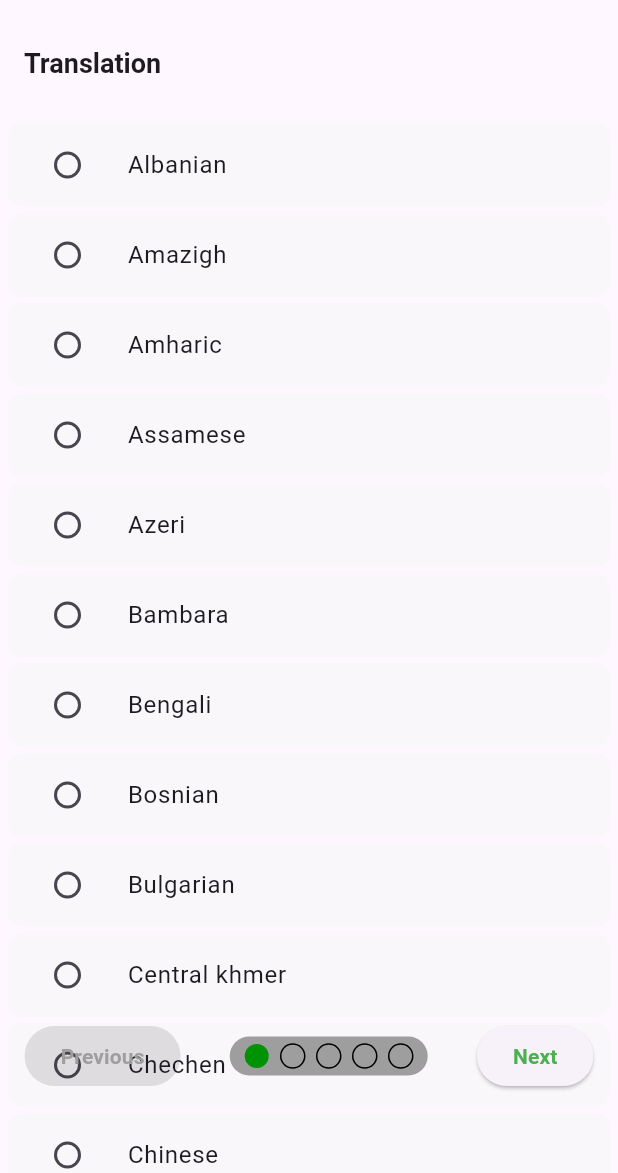
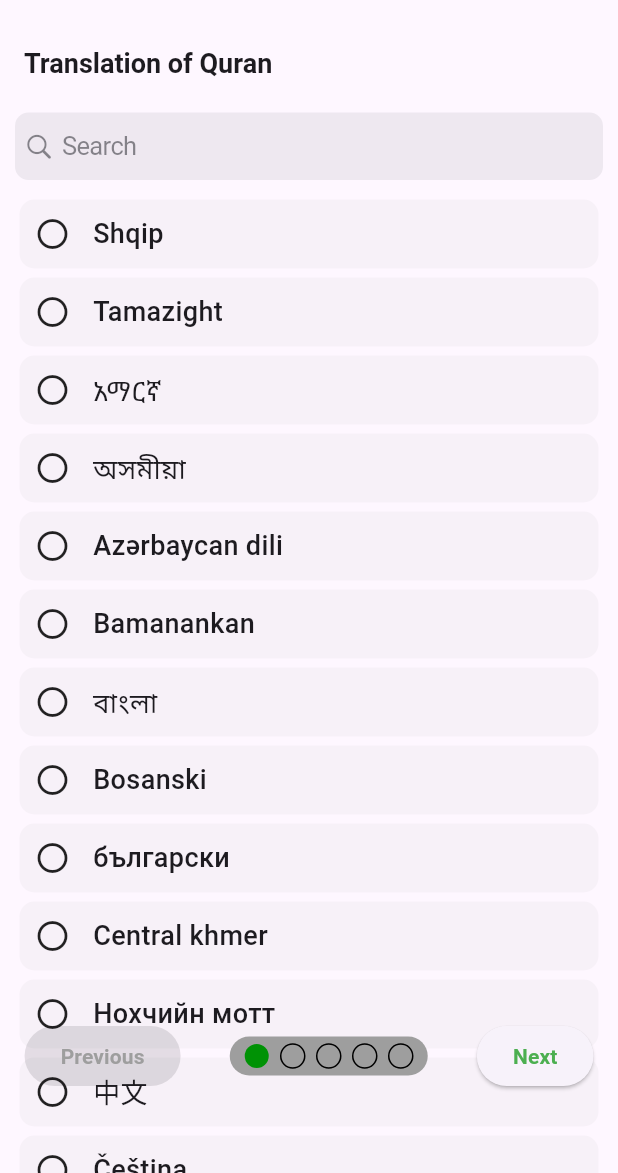
Before and after one commit to IsmailHosenIsmailJames/al_bayan_quran, a Flutter app: the screen it shows after launch, on a phone screen of 412 x 824 dp, the part 63-1236 px from its top. Run offline on Flutter 3.47's test engine with Material 3 defaults, Android fonts, the phone set to English and light mode, and no system bars; drawn by our look-alikes of smooth_page_indicator; our stand-ins replace appwrite, connectivity_plus, email_validator, flutter_widget_from_html_core, fluttertoast, font_awesome_flutter and 8 more; missing offline and left inert: clipboard; accounts and stored records are empty.

Commit message:
pakage upgraded and search field added when choice translation_language

```diff
--- a/lib/collect_info/collect_info_desktop.dart
+++ b/lib/collect_info/collect_info_desktop.dart
@@ -54,7 +54,7 @@
                   infoController.tafseerBookIndex.value != -1 &&
                   infoController.tafseerIndex.value != -1 &&
                   infoController.bookNameIndex.value != -1 &&
-                  infoController.selectedOptionTranslation.value != -1)
+                  infoController.selectedOptionTranslationIndex.value != -1)
               ? () async {
                   {
                     Map<String, String> info = {
@@ -119,7 +119,7 @@
         children: [
           const Expanded(flex: 3, child: TranslationLanguage()),
           Obx(() {
-            if (infoController.selectedOptionTranslation.value != -1) {
+            if (infoController.selectedOptionTranslationIndex.value != -1) {
               return const Expanded(flex: 4, child: ChoiceTranslationBook());
             } else {
               return const SizedBox();
--- a/lib/collect_info/collect_info_mobile.dart
+++ b/lib/collect_info/collect_info_mobile.dart
@@ -154,7 +154,7 @@
                 ElevatedButton(
                   onPressed: () async {
                     if (pageController.page! == 0) {
-                      if (infoController.selectedOptionTranslation.value ==
+                      if (infoController.selectedOptionTranslationIndex.value ==
                           -1) {
                         showTwoestedMessage(
                             "Please Select Quran Translation Language");
@@ -183,7 +183,7 @@
                           infoController.tafseerBookIndex.value != -1 &&
                           infoController.tafseerIndex.value != -1 &&
                           infoController.bookNameIndex.value != -1 &&
-                          infoController.selectedOptionTranslation.value !=
+                          infoController.selectedOptionTranslationIndex.value !=
                               -1) {
                         Map<String, String> info = {
                           "translation_language":
--- a/lib/collect_info/getx/get_controller.dart
+++ b/lib/collect_info/getx/get_controller.dart
@@ -1,7 +1,7 @@
 import 'package:get/get.dart';
 
 class InfoController extends GetxController {
-  RxInt selectedOptionTranslation = (-1).obs;
+  RxInt selectedOptionTranslationIndex = (-1).obs;
   RxString translationLanguage = "null".obs;
   RxString bookIDTranslation = "-1".obs;
   RxInt bookNameIndex = (-1).obs;
--- a/lib/collect_info/pages/choice_tranlation_book.dart
+++ b/lib/collect_info/pages/choice_tranlation_book.dart
@@ -65,7 +65,7 @@
                 ? const CircularProgressIndicator()
                 : TextButton.icon(
                     onPressed: () async {
-                      if (infoController.selectedOptionTranslation.value !=
+                      if (infoController.selectedOptionTranslationIndex.value !=
                           -1) {
                         final dataBoox = Hive.box("data");
                         final infoBox = Hive.box("info");
--- a/lib/collect_info/pages/translation_language.dart
+++ b/lib/collect_info/pages/translation_language.dart
@@ -1,6 +1,7 @@
 import 'package:al_bayan_quran/collect_info/pages/choice_tranlation_book.dart';
 import 'package:flutter/cupertino.dart';
 import 'package:flutter/material.dart';
+import 'package:gap/gap.dart';
 import 'package:get/get.dart';
 
 import '../../api/some_api_response.dart';
@@ -20,6 +21,7 @@
     Set<String> temLangauge = {};
     for (int index = 0; index < allTranslationLanguage.length; index++) {
       String langName = "${allTranslationLanguage[index]["language_name"]}";
+      // if()
       String tem = langName[0];
       tem = tem.toUpperCase();
       langName = tem + langName.substring(1);
@@ -46,13 +48,83 @@
 
   final translationLanguageController = Get.put(InfoController());
 
+  Map<String, String> nativeName = {
+    "Albanian": "Shqip",
+    "Amazigh": "Tamazight",
+    "Amharic": "አማርኛ",
+    "Assamese": "অসমীয়া",
+    "Azeri": "Azərbaycan dili",
+    "Bambara": "Bamanankan",
+    "Bengali": "বাংলা",
+    "Bosnian": "Bosanski",
+    "Bulgarian": "български",
+    "Central Khmer": "ភាសាខ្មែរ",
+    "Chechen": "Нохчийн мотт",
+    "Chinese": "中文",
+    "Czech": "Čeština",
+    "Dari": "دری",
+    "Divehi": "ދިވެހި",
+    "Dutch": "Nederlands",
+    "English": "English",
+    "Finnish": "Suomi",
+    "French": "Français",
+    "Ganda": "Luganda",
+    "German": "Deutsch",
+    "Gujarati": "ગુજરાતી",
+    "Hausa": "Hausa",
+    "Hebrew": "עברית",
+    "Hindi": "हिन्दी",
+    "Indonesian": "Bahasa Indonesia",
+    "Italian": "Italiano",
+    "Japanese": "日本語",
+    "Kannada": "ಕನ್ನಡ",
+    "Kazakh": "Қазақ тілі",
+    "Kinyarwanda": "Ikinyarwanda",
+    "Korean": "한국어",
+    "Kurdish": "Kurdî",
+    "Malay": "Bahasa Melayu",
+    "Malayalam": "മലയാളം",
+    "Maranao": "Mëranaw",
+    "Marathi": "मराठी",
+    "Nepali": "नेपाली",
+    "Norwegian": "Norsk",
+    "Oromo": "Afaan Oromoo",
+    "Pashto": "پښتو",
+    "Persian": "فارسی",
+    "Polish": "Polski",
+    "Portuguese": "Português",
+    "Romanian": "Română",
+    "Russian": "Русский",
+    "Sindhi": "سنڌي",
+    "Sinhala": "සිංහල",
+    "Somali": "Soomaaliga",
+    "Spanish": "Español",
+    "Swahili": "Kiswahili",
+    "Swedish": "Svenska",
+    "Tagalog": "Tagalog",
+    "Tajik": "Тоҷикӣ",
+    "Tamil": "தமிழ்",
+    "Tatar": "Татарча",
+    "Telugu": "తెలుగు",
+    "Thai": "ไทย",
+    "Turkish": "Türkçe",
+    "Uighur": "Uyghurche",
+    "Ukrainian": "Українська",
+    "Urdu": "اردو",
+    "Uzbek": "O‘zbekcha",
+    "Vietnamese": "Tiếng Việt",
+    "Yoruba": "Yorùbá"
+  };
+
+  String searchText = "";
+
   @override
   Widget build(BuildContext context) {
     setValue();
     return Scaffold(
       appBar: AppBar(
         title: const Text(
-          "Translation",
+          "Translation of Quran",
           style: TextStyle(fontWeight: FontWeight.bold, fontSize: 18),
         ),
         actions: [
@@ -81,49 +153,97 @@
             )
         ],
       ),
-      body: ListView.builder(
+      body: Column(
+        children: [
+          Container(
+            padding: const EdgeInsets.only(top: 5, left: 10, right: 10),
+            height: 50,
+            child: CupertinoSearchTextField(
+              onChanged: (value) {
+                value = value.toLowerCase();
+                Set<String> languageSetForSearch = {};
+                for (var e in language) {
+                  if (e.toLowerCase().contains(value)) {
+                    languageSetForSearch.add(e);
+                  }
+                }
+                nativeName.forEach(
+                  (key, v) {
+                    if (v.toLowerCase().contains(value)) {
+                      languageSetForSearch.add(key);
+                    }
+                  },
+                );
+                List<String> tem = languageSetForSearch.toList();
+                tem.sort();
+
+                setState(() {
+                  language = tem;
+                });
+              },
+            ),
+          ),
+          Expanded(
+            child: ListView.builder(
               scrollDirection: Axis.vertical,
-        padding: const EdgeInsets.only(bottom: 100, top: 10, left: 3, right: 3),
+              padding: const EdgeInsets.only(
+                  bottom: 100, top: 10, left: 10, right: 10),
               itemCount: language.length,
               itemBuilder: (context, index) {
                 return GestureDetector(
                   onTap: () {
                     int value = index;
-              translationLanguageController.selectedOptionTranslation.value =
-                  value;
+                    translationLanguageController
+                        .selectedOptionTranslationIndex.value = value;
                     translationLanguageController.translationLanguage.value =
                         language[value];
                   },
                   behavior: HitTestBehavior.translucent,
-            child: Container(
-              margin: const EdgeInsets.all(2),
+                  child: Obx(
+                    () => Container(
+                      margin: const EdgeInsets.all(3),
+                      padding: const EdgeInsets.all(10),
                       decoration: BoxDecoration(
                         borderRadius: BorderRadius.circular(10),
-                color: const Color.fromARGB(10, 145, 255, 160),
+                        color: Colors.grey.withOpacity(0.07),
                       ),
-              child: ListTile(
-                title: Text(
-                  language[index],
+                      child: Row(
+                        children: [
+                          translationLanguageController
+                                      .translationLanguage.value ==
+                                  language[index]
+                              ? const Icon(
+                                  Icons.radio_button_checked,
+                                  color: Colors.green,
+                                )
+                              : const Icon(
+                                  Icons.radio_button_unchecked,
                                 ),
-                leading: Obx(
-                  () => Radio(
-                    activeColor: Colors.green,
-                    value: index,
-                    groupValue: translationLanguageController
-                        .selectedOptionTranslation.value,
-                    onChanged: (value) {
-                      translationLanguageController
-                          .selectedOptionTranslation.value = value!;
-                      translationLanguageController.translationLanguage.value =
-                          language[value];
-                    },
+                          const Gap(15),
+                          Text(
+                            nativeName.keys.contains(language[index])
+                                ? nativeName[language[index]] ?? ""
+                                : language[index],
+                            style: TextStyle(
+                              fontSize: 18,
+                              fontWeight: FontWeight.w500,
+                              color: translationLanguageController
+                                          .translationLanguage.value ==
+                                      language[index]
+                                  ? Colors.green.shade700
+                                  : null,
                             ),
+                          ),
+                        ],
                       ),
                     ),
                   ),
                 );
               },
             ),
+          ),
+        ],
+      ),
     );
   }
 }
```
Also changed, not shown: pubspec.yaml (+4 -3 lines), pubspec.lock. Lines whose indentation alone changed are shown as unchanged.
